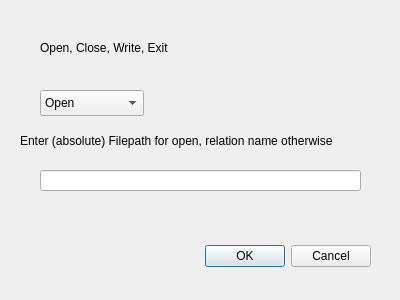
Before: the Qt Designer form SportsStat/openclosewriteexit.ui in harumhl/MaroonGoonsRDBMS, drawn with Qt 5.
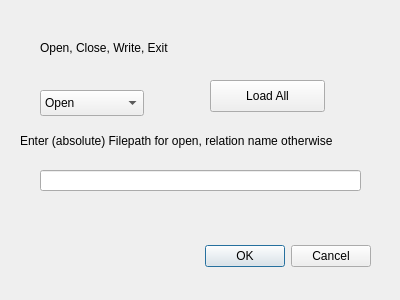
After: the same form once the commit is applied.

Commit message: Load All (preloading files)

Patch:
```diff
--- a/SportsStat/openclosewriteexit.ui
+++ b/SportsStat/openclosewriteexit.ui
@@ -95,6 +95,19 @@
     </property>
    </item>
   </widget>
+  <widget class="QPushButton" name="loadAllButton">
+   <property name="geometry">
+    <rect>
+     <x>210</x>
+     <y>80</y>
+     <width>115</width>
+     <height>32</height>
+    </rect>
+   </property>
+   <property name="text">
+    <string>Load All</string>
+   </property>
+  </widget>
  </widget>
  <resources/>
  <connections>
```
The commit also changes 3 other files.
